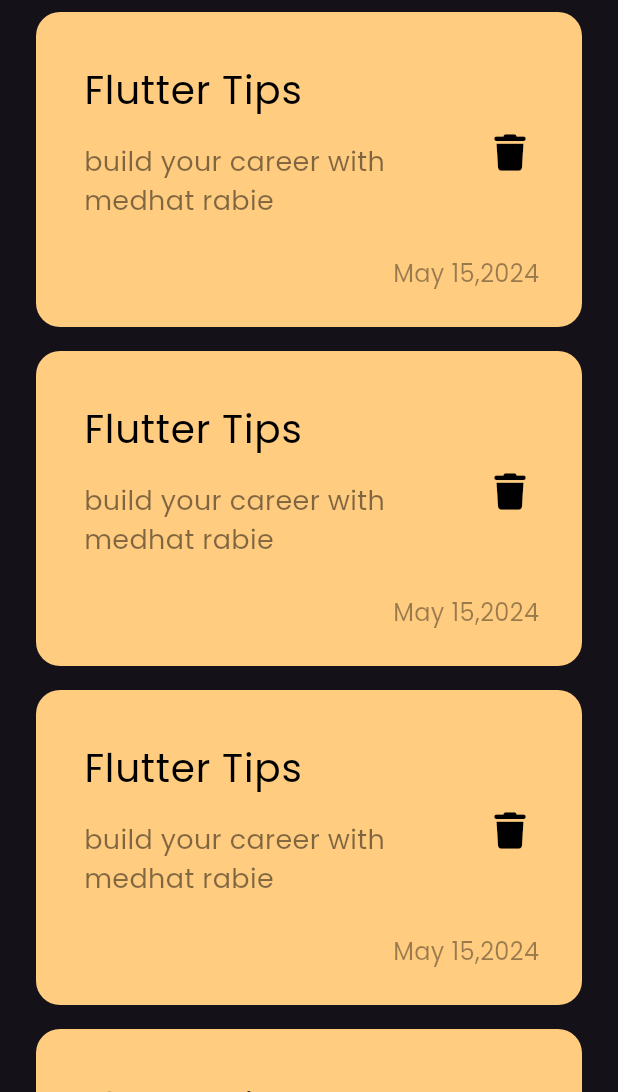
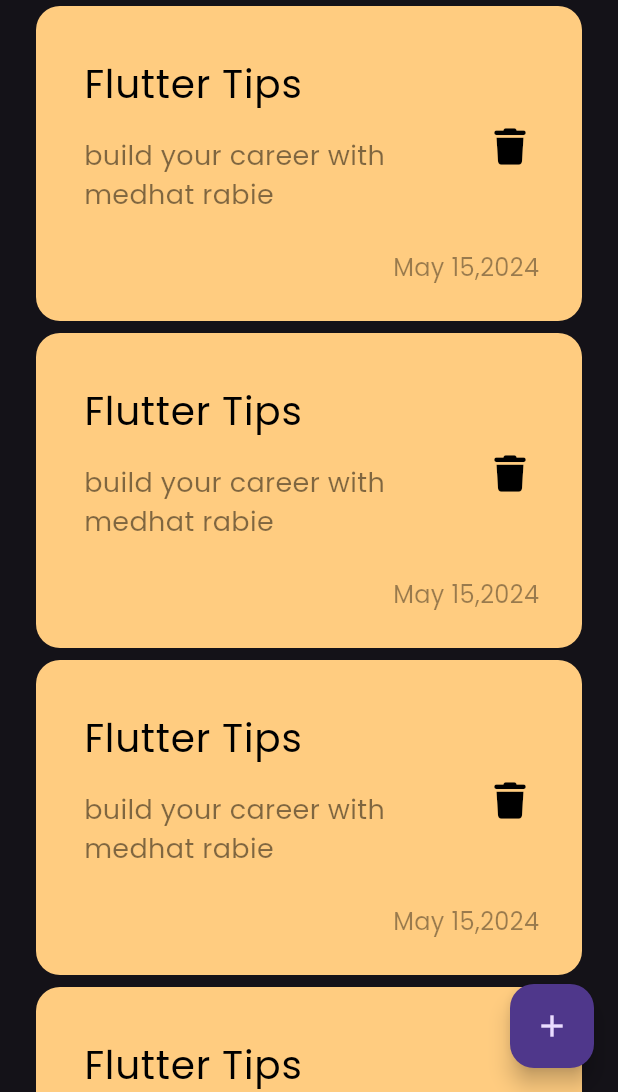
Before and after one commit to m12357/notes_app, a Flutter app: the screen it shows after launch, on a phone screen of 412 x 824 dp, the part 144-1236 px from its top. Run offline on Flutter 3.47's test engine with Material 3 defaults, Android fonts, the phone set to English and light mode, and no system bars; our stand-ins replace font_awesome_flutter.

Commit message:
add flouting action button

```diff
--- a/lib/views/notes_view.dart
+++ b/lib/views/notes_view.dart
@@ -6,8 +6,10 @@ class NotesView extends StatelessWidget {
 
   @override
   Widget build(BuildContext context) {
-    return const Scaffold(
-      body: NotesViewBody(),
+    return  Scaffold(
+      floatingActionButton: FloatingActionButton(onPressed: () {
+      },child: const Icon(Icons.add)),
+      body: const NotesViewBody(),
     );
   }
 }
--- a/lib/views/widgets/custom_note_item.dart
+++ b/lib/views/widgets/custom_note_item.dart
@@ -1,5 +1,6 @@
 import 'package:flutter/material.dart';
 import 'package:font_awesome_flutter/font_awesome_flutter.dart';
+
 class NoteItem extends StatelessWidget {
   const NoteItem({Key? Key}) : super(key: Key);
 
@@ -20,7 +21,7 @@ class NoteItem extends StatelessWidget {
               style: TextStyle(fontSize: 26, color: Colors.black),
             ),
             subtitle: Padding(
-              padding: const EdgeInsets.only(top: 16,bottom: 16),
+              padding: const EdgeInsets.only(top: 16, bottom: 16),
               child: Text("build your career with medhat rabie ",
                   style: TextStyle(
                       fontSize: 18, color: Colors.black.withOpacity(.5))),
@@ -35,8 +36,7 @@ class NoteItem extends StatelessWidget {
             padding: const EdgeInsets.only(right: 24),
             child: Text("May 15,2024 ",
                 style: TextStyle(
-                    fontSize: 16,
-                    color: Colors.black.withOpacity(.4))),
+                    fontSize: 16, color: Colors.black.withOpacity(.4))),
           )
         ],
       ),
--- a/lib/views/widgets/notes_list.view.dart
+++ b/lib/views/widgets/notes_list.view.dart
@@ -8,7 +8,7 @@ class NotesListView extends StatelessWidget {
   Widget build(BuildContext context) {
     return ListView.builder(itemBuilder: (context, index) {
       return const Padding(
-        padding: EdgeInsets.symmetric(vertical: 8),
+        padding: EdgeInsets.symmetric(vertical: 4),
         child: NoteItem(),
       );
     });
--- a/lib/views/widgets/notes_view_body.dart
+++ b/lib/views/widgets/notes_view_body.dart
@@ -4,7 +4,7 @@ import 'custom_note_item.dart';
 import 'notes_list.view.dart';
 
 class NotesViewBody extends StatelessWidget {
-  const NotesViewBody({Key? Key}) : super(key: Key);
+  const  NotesViewBody({Key? Key}) : super(key: Key);
 
   @override
   Widget build(BuildContext context) {
```
